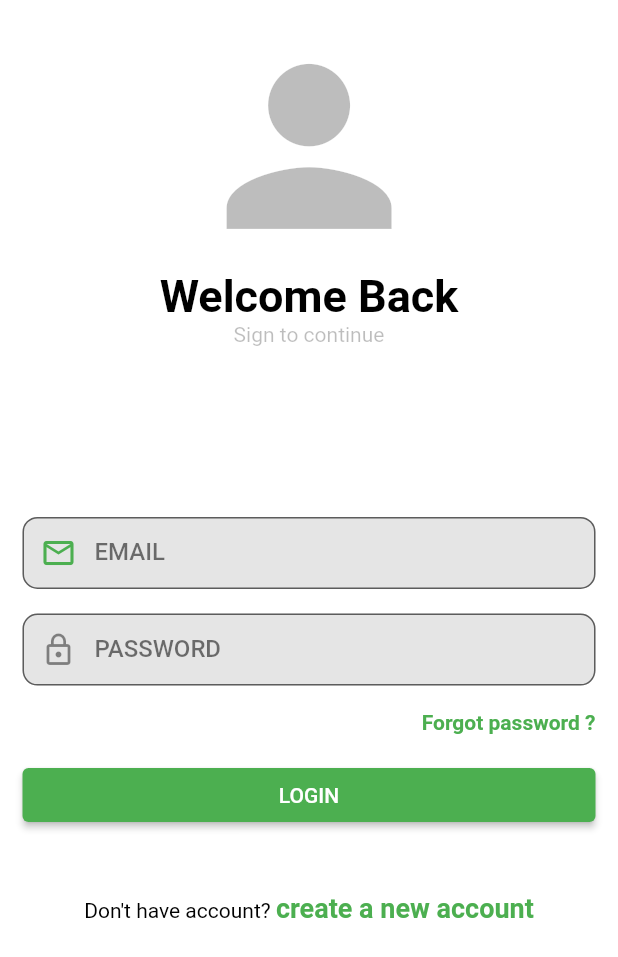
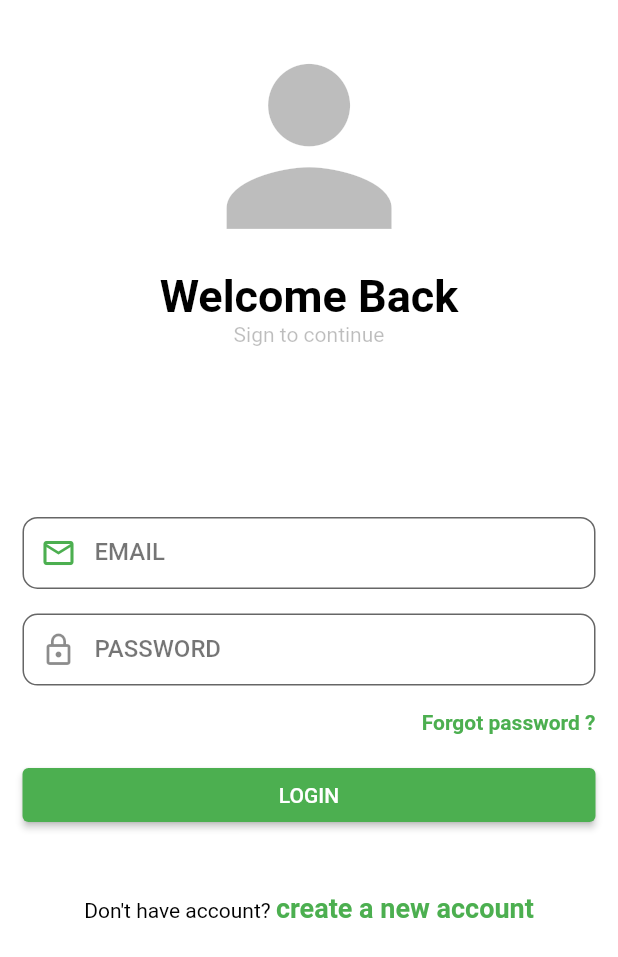
Before and after one commit to saijithc/online-shopping-cart, a Flutter app: the screen it shows after launch, on a phone screen of 412 x 824 dp. Shown: the top 957 px of the screen. Run offline on Flutter 3.47's test engine with Material 2 defaults, Android fonts, the phone set to English and light mode, and no system bars; our stand-ins replace dio, flutter_local_notifications, shared_preferences.

Commit message:
task completed

```diff
--- a/lib/widget/textformstyle.dart
+++ b/lib/widget/textformstyle.dart
@@ -10,7 +10,7 @@ InputDecoration textFieldInputDecoration(
     border: OutlineInputBorder(
       borderRadius: BorderRadius.circular(10),
     ),
-    fillColor: Colors.black.withOpacity(0.1),
+    fillColor: Colors.white,
     filled: true,
     labelText: hintText,
     labelStyle:
```
